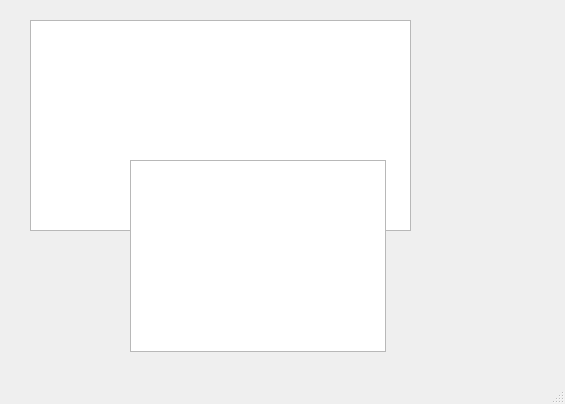
First picture: the form in adaptive_autosar_simulation/mainwindow.ui, repository ShamsElgohary/OTA-Adaptive-AUTOSAR-Project, before the edit.
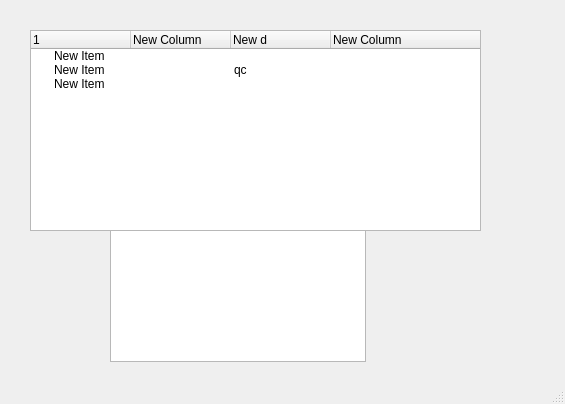
Second picture: the form after the edit.

Patch:
```diff
--- a/adaptive_autosar_simulation/mainwindow.ui
+++ b/adaptive_autosar_simulation/mainwindow.ui
@@ -14,29 +14,88 @@
    <string>MainWindow</string>
   </property>
   <widget class="QWidget" name="centralwidget">
-   <widget class="QTreeView" name="Table">
+   <widget class="QListWidget" name="listWidget">
     <property name="geometry">
      <rect>
-      <x>30</x>
-      <y>20</y>
-      <width>381</width>
-      <height>211</height>
-     </rect>
-    </property>
-    <property name="styleSheet">
-     <string notr="true">ss</string>
-    </property>
-   </widget>
-   <widget class="QTableView" name="tableView">
-    <property name="geometry">
-     <rect>
-      <x>130</x>
-      <y>160</y>
+      <x>110</x>
+      <y>170</y>
       <width>256</width>
       <height>192</height>
      </rect>
     </property>
    </widget>
+   <widget class="QTreeWidget" name="treeWidget">
+    <property name="geometry">
+     <rect>
+      <x>30</x>
+      <y>30</y>
+      <width>451</width>
+      <height>201</height>
+     </rect>
+    </property>
+    <column>
+     <property name="text">
+      <string>1</string>
+     </property>
+    </column>
+    <column>
+     <property name="text">
+      <string>New Column</string>
+     </property>
+    </column>
+    <column>
+     <property name="text">
+      <string>New d</string>
+     </property>
+    </column>
+    <column>
+     <property name="text">
+      <string>New Column</string>
+     </property>
+    </column>
+    <item>
+     <property name="text">
+      <string>New Item</string>
+     </property>
+     <property name="text">
+      <string/>
+     </property>
+     <property name="text">
+      <string/>
+     </property>
+     <property name="text">
+      <string/>
+     </property>
+    </item>
+    <item>
+     <property name="text">
+      <string>New Item</string>
+     </property>
+     <property name="text">
+      <string/>
+     </property>
+     <property name="text">
+      <string>qc</string>
+     </property>
+     <property name="text">
+      <string/>
+     </property>
+    </item>
+    <item>
+     <property name="text">
+      <string>New Item</string>
+     </property>
+     <property name="text">
+      <string/>
+     </property>
+     <property name="text">
+      <string/>
+     </property>
+     <property name="text">
+      <string/>
+     </property>
+    </item>
+   </widget>
   </widget>
   <widget class="QMenuBar" name="menubar">
    <property name="geometry">
```
